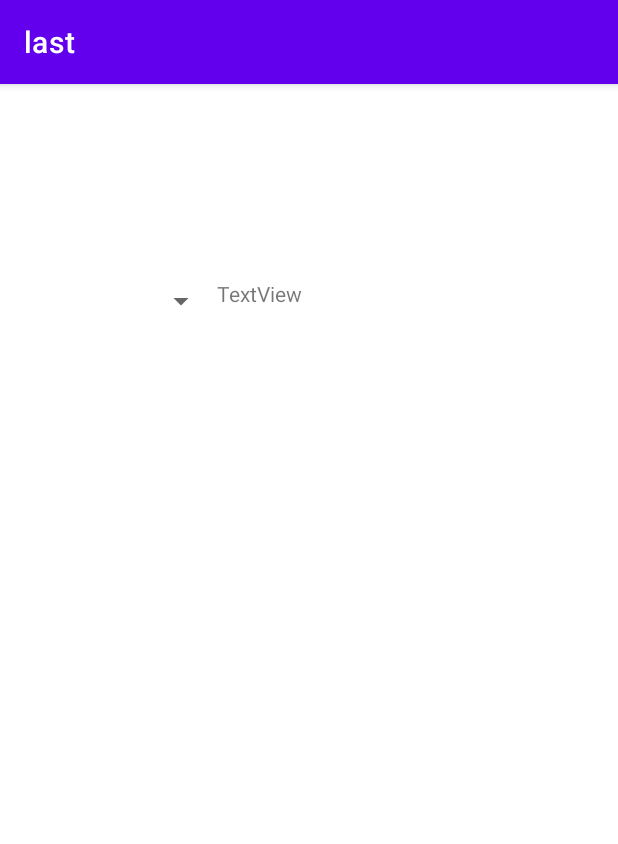
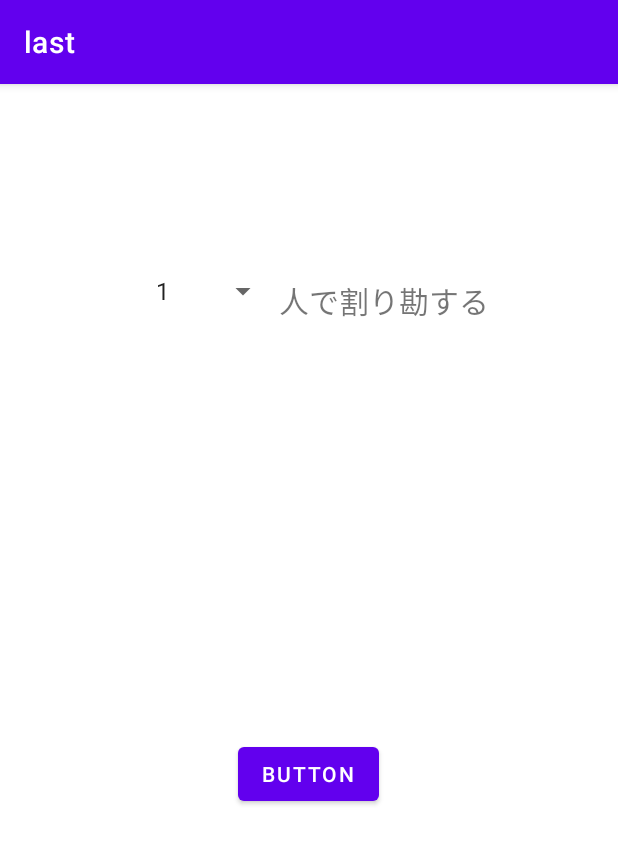
Before and after one commit to itaya0320/bill_split, an Android app: the screen it shows after launch (MainActivity), on a phone screen of 412 x 824 dp. Shown: the top 844 px of the screen. Run offline under Robolectric (Android 15) with nearby library versions, the phone set to English and light mode, and no system bars.

Commit message:
画面遷移機能作成 プルダウン表示

```diff
--- a/app/src/main/AndroidManifest.xml
+++ b/app/src/main/AndroidManifest.xml
@@ -18,6 +18,10 @@
                 <category android:name="android.intent.category.LAUNCHER" />
             </intent-filter>
         </activity>
+        <activity
+            android:name = ".Register"
+            android:exported="false"
+            />
     </application>
 
 </manifest>
--- a/app/src/main/java/jp/ac/gifu_u/last/MainActivity.java
+++ b/app/src/main/java/jp/ac/gifu_u/last/MainActivity.java
@@ -2,9 +2,14 @@ package jp.ac.gifu_u.last;
 
 import androidx.appcompat.app.AppCompatActivity;
 
+import android.content.Intent;
 import android.os.Bundle;
+import android.view.View;
+import android.widget.AdapterView;
 import android.widget.ArrayAdapter;
+import android.widget.Button;
 import android.widget.Spinner;
+import android.widget.TextView;
 
 public class MainActivity extends AppCompatActivity {
 
@@ -21,5 +26,18 @@ public class MainActivity extends AppCompatActivity {
         adapter.add("4");
         Spinner spinner = (Spinner) findViewById(R.id.spinner);
         spinner.setAdapter(adapter);
+
+        TextView textview = findViewById(R.id.textView1);
+
+        TextView textview1 = findViewById(R.id.textView2);
+
+        final Button imageProductButton = (Button) findViewById(R.id.button);
+        imageProductButton.setOnClickListener((View view2) -> {
+            String selected = (String) spinner.getSelectedItem();
+            textview1.setText(selected);
+            startActivity(new Intent(getApplication(),Register.class).putExtra("key",(String) spinner.getSelectedItem()));
+        });
     }
+
+
 }
--- /dev/null
+++ b/app/src/main/java/jp/ac/gifu_u/last/Register.java
@@ -0,0 +1,18 @@
+package jp.ac.gifu_u.last;
+
+import android.os.Bundle;
+import android.view.View;
+
+import androidx.appcompat.app.AppCompatActivity;
+
+public class Register extends AppCompatActivity{
+
+    private String number;
+
+    @Override
+    protected void onCreate(Bundle savedInstanceState) {
+        super.onCreate(savedInstanceState);
+        number = (String)getIntent().getSerializableExtra("key");
+        setContentView(R.layout.register);
+    }
+}
--- a/app/src/main/res/layout/activity_main.xml
+++ b/app/src/main/res/layout/activity_main.xml
@@ -8,26 +8,50 @@
 
     <Spinner
         android:id="@+id/spinner"
-        android:layout_width="72dp"
-        android:layout_height="29dp"
+        android:layout_width="90dp"
+        android:layout_height="48dp"
         app:layout_constraintBottom_toBottomOf="parent"
         app:layout_constraintEnd_toEndOf="parent"
-        app:layout_constraintHorizontal_bias="0.213"
+        app:layout_constraintHorizontal_bias="0.299"
         app:layout_constraintStart_toStartOf="parent"
         app:layout_constraintTop_toTopOf="parent"
-        app:layout_constraintVertical_bias="0.176" />
+        app:layout_constraintVertical_bias="0.158" />
 
     <TextView
-        android:id="@+id/textView3"
-        android:layout_width="108dp"
-        android:layout_height="29dp"
-        android:text="TextView"
+        android:id="@+id/textView1"
+        android:layout_width="177dp"
+        android:layout_height="33dp"
+        android:text="人で割り勘する"
+        android:textSize="20sp"
         app:layout_constraintBottom_toBottomOf="parent"
         app:layout_constraintEnd_toEndOf="parent"
-        app:layout_constraintHorizontal_bias="0.475"
+        app:layout_constraintHorizontal_bias="0.794"
         app:layout_constraintStart_toStartOf="parent"
         app:layout_constraintTop_toTopOf="parent"
         app:layout_constraintVertical_bias="0.176"
         tools:text="人で割り勘する" />
 
+    <Button
+        android:id="@+id/button"
+        android:layout_width="wrap_content"
+        android:layout_height="wrap_content"
+        android:text="Button"
+        app:layout_constraintBottom_toBottomOf="parent"
+        app:layout_constraintEnd_toEndOf="parent"
+        app:layout_constraintHorizontal_bias="0.498"
+        app:layout_constraintStart_toStartOf="parent"
+        app:layout_constraintTop_toTopOf="parent"
+        app:layout_constraintVertical_bias="0.606" />
+
+    <TextView
+        android:id="@+id/textView2"
+        android:layout_width="wrap_content"
+        android:layout_height="wrap_content"
+        app:layout_constraintBottom_toBottomOf="parent"
+        app:layout_constraintEnd_toEndOf="parent"
+        app:layout_constraintHorizontal_bias="0.498"
+        app:layout_constraintStart_toStartOf="parent"
+        app:layout_constraintTop_toTopOf="parent"
+        app:layout_constraintVertical_bias="0.582" />
+
 </androidx.constraintlayout.widget.ConstraintLayout>
--- /dev/null
+++ b/app/src/main/res/layout/register.xml
@@ -0,0 +1,5 @@
+<?xml version="1.0" encoding="utf-8"?>
+<androidx.constraintlayout.widget.ConstraintLayout xmlns:android="http://schemas.android.com/apk/res/android"
+    xmlns:tools="http://schemas.android.com/tools"
+    android:layout_width="match_parent"
+    android:layout_height="match_parent"/>
```
